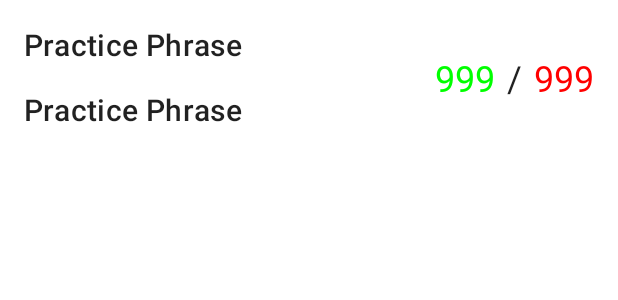
After one commit to clloret/speaking-practice, an Android app: the layout exercise_list_item.xml on its own in the app's theme, with its tools: preview values and no code run, on a phone screen of 412 x 824 dp. The commit adds this screen. Shown: the top 300 px of the screen. Run offline under Robolectric (Android 15) with nearby library versions, the light colour scheme and no system bars.

Commit message:
Show exercise list

```diff
--- a/app/src/main/java/com/clloret/speakingpractice/db/ExerciseRepository.kt
+++ b/app/src/main/java/com/clloret/speakingpractice/db/ExerciseRepository.kt
@@ -3,11 +3,15 @@ package com.clloret.speakingpractice.db
 import androidx.lifecycle.LiveData
 import com.clloret.speakingpractice.domain.entities.Exercise
 import com.clloret.speakingpractice.domain.entities.ExerciseAttempt
+import com.clloret.speakingpractice.domain.entities.ExerciseDetail
 import com.clloret.speakingpractice.domain.entities.ExerciseResultTuple
 
 class ExerciseRepository(private val db: ExercisesDatabase) {
 
     val allExercises: LiveData<List<Exercise>> = db.exerciseDao().getAllExercises()
+
+    val allExercisesDetails: LiveData<List<ExerciseDetail>> =
+        db.exerciseDao().getAllExercisesDetail()
 
     fun getExerciseById(id: Int): LiveData<Exercise> {
         return db.exerciseDao().getExerciseById(id)
--- a/app/src/main/java/com/clloret/speakingpractice/db/ExercisesDatabase.kt
+++ b/app/src/main/java/com/clloret/speakingpractice/db/ExercisesDatabase.kt
@@ -10,10 +10,14 @@ import com.clloret.speakingpractice.db.dao.ExerciseAttemptDao
 import com.clloret.speakingpractice.db.dao.ExerciseDao
 import com.clloret.speakingpractice.domain.entities.Exercise
 import com.clloret.speakingpractice.domain.entities.ExerciseAttempt
+import com.clloret.speakingpractice.domain.entities.ExerciseDetail
 import kotlinx.coroutines.CoroutineScope
 import kotlinx.coroutines.launch
 
-@Database(entities = [Exercise::class, ExerciseAttempt::class], version = 1, exportSchema = false)
+@Database(
+    entities = [Exercise::class, ExerciseAttempt::class],
+    views = [ExerciseDetail::class], version = 1, exportSchema = false
+)
 @TypeConverters(DbConverters::class)
 abstract class ExercisesDatabase : RoomDatabase() {
     abstract fun exerciseDao(): ExerciseDao
--- a/app/src/main/java/com/clloret/speakingpractice/db/dao/ExerciseDao.kt
+++ b/app/src/main/java/com/clloret/speakingpractice/db/dao/ExerciseDao.kt
@@ -4,6 +4,7 @@ import androidx.lifecycle.LiveData
 
 import androidx.room.*
 import com.clloret.speakingpractice.domain.entities.Exercise
+import com.clloret.speakingpractice.domain.entities.ExerciseDetail
 import com.clloret.speakingpractice.domain.entities.ExerciseResultTuple
 
 @Dao
@@ -11,6 +12,9 @@ interface ExerciseDao {
 
     @Query("SELECT * FROM exercises")
     fun getAllExercises(): LiveData<List<Exercise>>
+
+    @Query("SELECT * FROM ExerciseDetail")
+    fun getAllExercisesDetail(): LiveData<List<ExerciseDetail>>
 
     @Query("SELECT * FROM exercises WHERE id = :id")
     fun getExerciseById(id: Int): LiveData<Exercise>
--- /dev/null
+++ b/app/src/main/res/layout/exercise_list_item.xml
@@ -0,0 +1,85 @@
+<?xml version="1.0" encoding="utf-8"?>
+<layout xmlns:android="http://schemas.android.com/apk/res/android"
+    xmlns:app="http://schemas.android.com/apk/res-auto"
+    xmlns:tools="http://schemas.android.com/tools">
+
+    <data>
+
+        <variable
+            name="exercise"
+            type="com.clloret.speakingpractice.domain.entities.ExerciseDetail" />
+    </data>
+
+    <androidx.constraintlayout.widget.ConstraintLayout
+        android:layout_width="match_parent"
+        android:layout_height="wrap_content">
+
+        <TextView
+            android:id="@+id/textView"
+            android:layout_width="0dp"
+            android:layout_height="wrap_content"
+            android:layout_marginStart="16dp"
+            android:layout_marginTop="16dp"
+            android:layout_marginEnd="16dp"
+            android:text="@{exercise.practicePhrase}"
+            android:textAppearance="@style/TextAppearance.MaterialComponents.Headline6"
+            app:layout_constraintEnd_toStartOf="@+id/resultsCorrect"
+            app:layout_constraintStart_toStartOf="parent"
+            app:layout_constraintTop_toTopOf="parent"
+            tools:text="@string/add_exercise_practice_phrase" />
+
+        <TextView
+            android:id="@+id/textView2"
+            android:layout_width="0dp"
+            android:layout_height="wrap_content"
+            android:layout_marginStart="16dp"
+            android:layout_marginTop="16dp"
+            android:layout_marginEnd="16dp"
+            android:layout_marginBottom="16dp"
+            android:text="@{exercise.translatedPhrase}"
+            android:textAppearance="@style/TextAppearance.MaterialComponents.Headline6"
+            app:layout_constraintBottom_toBottomOf="parent"
+            app:layout_constraintEnd_toStartOf="@+id/resultsCorrect"
+            app:layout_constraintStart_toStartOf="parent"
+            app:layout_constraintTop_toBottomOf="@+id/textView"
+            tools:text="@string/add_exercise_practice_phrase" />
+
+        <TextView
+            android:id="@+id/resultsCorrect"
+            android:layout_width="wrap_content"
+            android:layout_height="wrap_content"
+            android:layout_marginEnd="8dp"
+            android:text="@{Integer.toString(exercise.correct)}"
+            android:textAppearance="@style/TextAppearance.MaterialComponents.Headline5"
+            android:textColor="@color/exercise_correct"
+            app:layout_constraintBottom_toBottomOf="parent"
+            app:layout_constraintEnd_toStartOf="@+id/resultsSeparator"
+            app:layout_constraintTop_toTopOf="parent"
+            tools:text="999" />
+
+        <TextView
+            android:id="@+id/resultsSeparator"
+            android:layout_width="wrap_content"
+            android:layout_height="wrap_content"
+            android:layout_marginEnd="8dp"
+            android:text="@string/title_slash"
+            android:textAppearance="@style/TextAppearance.MaterialComponents.Headline5"
+            app:layout_constraintBottom_toBottomOf="parent"
+            app:layout_constraintEnd_toStartOf="@+id/resultsIncorrect"
+            app:layout_constraintTop_toTopOf="parent" />
+
+        <TextView
+            android:id="@+id/resultsIncorrect"
+            android:layout_width="wrap_content"
+            android:layout_height="wrap_content"
+            android:layout_marginEnd="16dp"
+            android:text="@{Integer.toString(exercise.incorrect)}"
+            android:textAppearance="@style/TextAppearance.MaterialComponents.Headline5"
+            android:textColor="@color/exercise_incorrect"
+            app:layout_constraintBottom_toBottomOf="parent"
+            app:layout_constraintEnd_toEndOf="parent"
+            app:layout_constraintTop_toTopOf="parent"
+            tools:text="999" />
+
+    </androidx.constraintlayout.widget.ConstraintLayout>
+</layout>
--- a/app/src/main/res/menu/menu_main.xml
+++ b/app/src/main/res/menu/menu_main.xml
@@ -12,4 +12,10 @@
         android:orderInCategory="101"
         android:title="@string/action_import_exercises"
         app:showAsAction="never" />
+
+    <item
+        android:id="@+id/action_exercise_list"
+        android:orderInCategory="102"
+        android:title="@string/action_exercise_list"
+        app:showAsAction="never" />
 </menu>
--- a/app/src/main/res/values/strings.xml
+++ b/app/src/main/res/values/strings.xml
@@ -26,4 +26,5 @@
     <string name="title_confirmation">Confirmation</string>
     <string name="title_edit">Edit</string>
     <string name="title_slash">/</string>
+    <string name="action_exercise_list">Exercise list</string>
 </resources>
```
Also changed, not shown: app/src/main/java/com/clloret/speakingpractice/MainActivity.kt (+16 -0 lines), app/src/main/java/com/clloret/speakingpractice/domain/entities/ExerciseDetail.kt (added, +15 -0 lines), app/src/main/java/com/clloret/speakingpractice/exercise/list/ExerciseListAdapter.kt (added, +39 -0 lines), app/src/main/java/com/clloret/speakingpractice/exercise/list/ExerciseListFragment.kt (added, +54 -0 lines), app/src/main/java/com/clloret/speakingpractice/exercise/list/ExerciseListViewHolder.kt (added, +14 -0 lines), app/src/main/java/com/clloret/speakingpractice/exercise/list/ExerciseListViewModel.kt (added, +23 -0 lines), app/src/main/res/layout/exercise_list_fragment.xml (added, +20 -0 lines), app/src/main/res/navigation/nav_graph.xml (+9 -0 lines).
